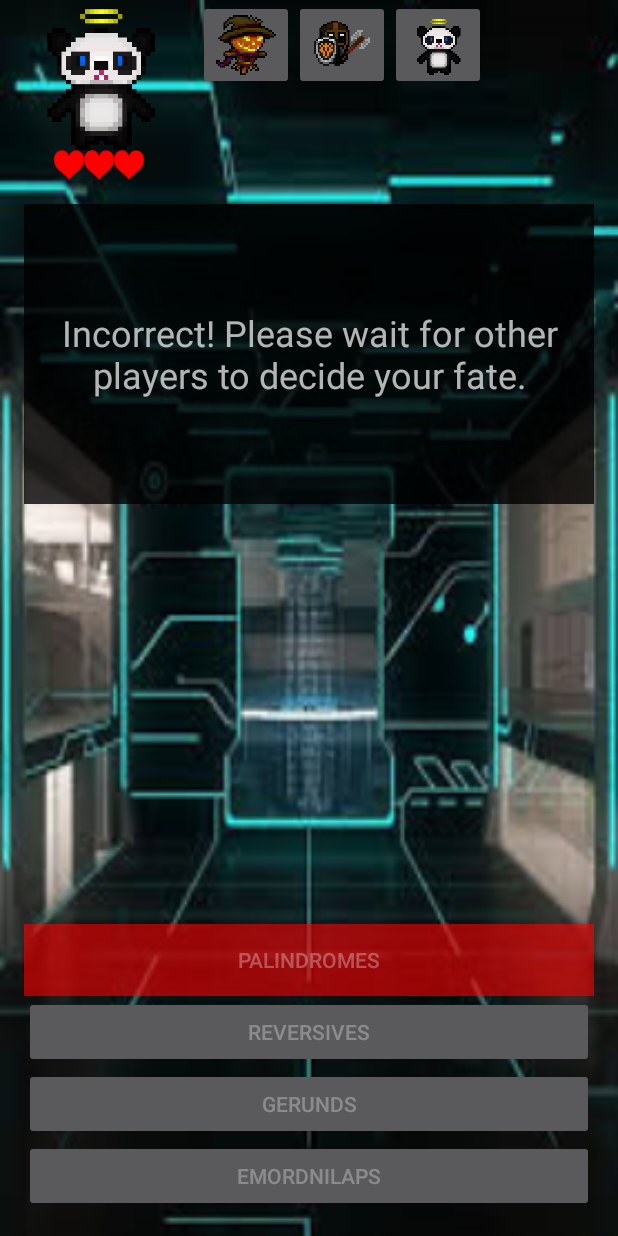
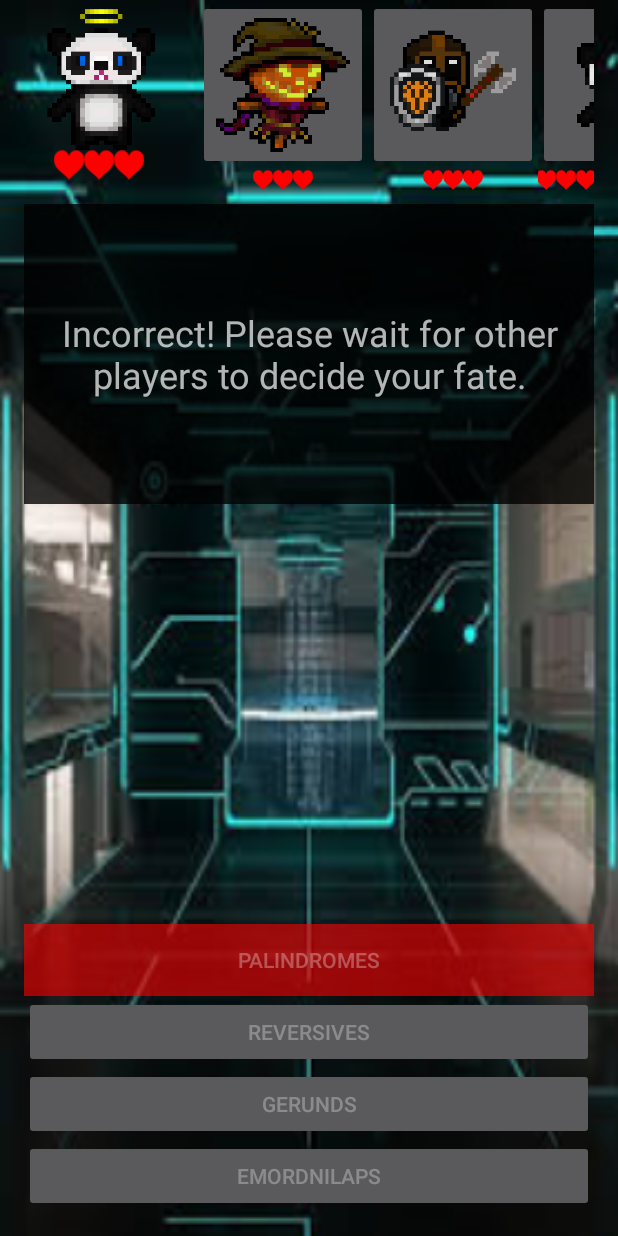
Before and after one commit to cerberus29/Sumultanea, an Android app: the PLAY screen opened directly, with no data from a screen before it, after a tap on "PALINDROMES", on a phone screen of 412 x 824 dp. Run offline under Robolectric (Android 15) with nearby library versions, the phone set to English and light mode, and no system bars.

Commit message:
Added hearts to other players

```diff
--- a/app/src/main/java/com/example/cj/sumultanea/PLAY.java
+++ b/app/src/main/java/com/example/cj/sumultanea/PLAY.java
@@ -10,6 +10,7 @@ import android.os.Bundle;
 import android.util.Log;
 import android.view.Gravity;
 import android.view.View;
+import android.view.ViewGroup;
 import android.view.animation.AlphaAnimation;
 import android.view.animation.Animation;
 import android.view.animation.LinearInterpolator;
@@ -42,7 +43,9 @@ public class PLAY extends AppCompatActivity {
     private MediaPlayer ring;
     private final static int MESSAGE_DURATION_MS = 1500;
     private final static int LONG_MESSAGE_DURATION_MS = 3000;
+    // Animation for when a player looses a life
     private Animation fadeOutAnimation;
+    // This is to keep track of which heart is currently animated (only one at a time), so we can stop the animation later
     private ImageView fadingLifeImg = null;
 
     @Override
@@ -91,24 +94,53 @@ public class PLAY extends AppCompatActivity {
         otherPlayersLayout.removeAllViews();
         // Fill other players row
         for (Player player: otherPlayers) {
+            // Container for player + 3 lives
+            LinearLayout playerAndLivesContainer = new LinearLayout(this);
+            // Vertical, because we want the player on top of the lives
+            playerAndLivesContainer.setOrientation(LinearLayout.VERTICAL);
+
+            // Player image
             ImageButton btn = new ImageButton(this);
-
             // Attach the player data to the button
             btn.setTag(R.id.id_player, player);
-
             // Prepare the button style
-            LinearLayout.LayoutParams lp = new LinearLayout.LayoutParams(LinearLayout.LayoutParams.WRAP_CONTENT, LinearLayout.LayoutParams.WRAP_CONTENT);
             btn.setScaleType(ImageView.ScaleType.CENTER_CROP);
             btn.setImageDrawable(player.animation);
             player.animation.start();
             btn.setAdjustViewBounds(true);
             btn.setEnabled(false);
-            btn.setLayoutParams(lp);
+            btn.setLayoutParams(new LinearLayout.LayoutParams(170, 170));
             btn.setOnClickListener(onClickOtherPlayer);
+            // Add the player button to the vertical container (on top of the lives)
+            playerAndLivesContainer.addView(btn);
 
-            // Add the button to the players row
-            otherPlayersLayout.addView(btn);
+            // Sub-Container for 3 lives (row)
+            LinearLayout livesContainer = new LinearLayout(this);
+            // Horizontal, because we want the hearts lined-up side-by-side
+            livesContainer.setOrientation(LinearLayout.HORIZONTAL);
+            // Center horizontally based on parent container width
+            livesContainer.setLayoutParams(new LinearLayout.LayoutParams(LinearLayout.LayoutParams.MATCH_PARENT, LinearLayout.LayoutParams.WRAP_CONTENT));
+            livesContainer.setGravity(Gravity.CENTER);
+            for (int i=0; i<player.lives; i++) {
+                ImageView lifeImg = new ImageView(this);
+                lifeImg.setImageResource(R.drawable.heart);
+                lifeImg.setLayoutParams(new LinearLayout.LayoutParams(20, 20));
+                lifeImg.setAdjustViewBounds(true);
+                livesContainer.addView(lifeImg);
+            }
+            // Add the lives row to the vertical container (under the player icon)
+            playerAndLivesContainer.addView(livesContainer);
+
+            // Finally, add the player and its lives to the game layout.
+            otherPlayersLayout.addView(playerAndLivesContainer);
         }
+
+        // Prepare an animation object for when we loose a life
+        fadeOutAnimation = new AlphaAnimation(1, 0);
+        fadeOutAnimation.setDuration(MESSAGE_DURATION_MS / 6);
+        fadeOutAnimation.setInterpolator(new LinearInterpolator());
+        fadeOutAnimation.setRepeatCount(Animation.INFINITE);
+        fadeOutAnimation.setRepeatMode(Animation.REVERSE);
 
         // Let's get started!
         quizPool = new QuizPool(this);
@@ -180,18 +212,23 @@ public class PLAY extends AppCompatActivity {
         }
     };
 
-    private void disableAnswerButtons() {
-        for (int i=0; i<answersLayout.getChildCount(); i++) {
-            View v = answersLayout.getChildAt(i);
-            v.setEnabled(false);
+    // Go through a sub-tree of views and call setEnabled on every leaf (views)
+    private void recursiveSetEnabled(boolean enable, ViewGroup vg){
+        for (int i = 0; i < vg.getChildCount(); i++) {
+            View child = vg.getChildAt(i);
+            child.setEnabled(enable);
+            if (child instanceof ViewGroup) {
+                recursiveSetEnabled(enable, (ViewGroup)child);
+            }
         }
     }
 
+    private void disableAnswerButtons() {
+        recursiveSetEnabled(false, answersLayout);
+    }
+
     private void enablePlayersButtons(boolean enabled) {
-        for (int i=0; i<otherPlayersLayout.getChildCount(); i++) {
-            View v = otherPlayersLayout.getChildAt(i);
-            v.setEnabled(enabled);
-        }
+        recursiveSetEnabled(enabled, otherPlayersLayout);
     }
 
     private Runnable waitForYourFate = new Runnable() {
@@ -199,13 +236,6 @@ public class PLAY extends AppCompatActivity {
         public void run() {
             if (random.nextInt(2) == 0) {
                 questionText.setText(R.string.fate_attacked);
-                if (fadeOutAnimation == null) {
-                    fadeOutAnimation = new AlphaAnimation(1, 0);
-                    fadeOutAnimation.setDuration(MESSAGE_DURATION_MS / 6);
-                    fadeOutAnimation.setInterpolator(new LinearInterpolator());
-                    fadeOutAnimation.setRepeatCount(Animation.INFINITE);
-                    fadeOutAnimation.setRepeatMode(Animation.REVERSE);
-                }
                 me.lives--;
                 fadingLifeImg = (ImageView) localPlayerLivesLayout.getChildAt(me.lives);
                 fadingLifeImg.startAnimation(fadeOutAnimation);
@@ -251,13 +281,18 @@ public class PLAY extends AppCompatActivity {
     };
 
     private Player victim = null;
-    private View victim_view = null;
+    private LinearLayout victim_container = null;
     private View.OnClickListener onClickOtherPlayer = new View.OnClickListener() {
         public void onClick(View v) {
             enablePlayersButtons(false);
             // Check which answer correspond that button.
             victim = (Player) v.getTag(R.id.id_player);
-            victim_view = v;
+            // Find the live to animate
+            victim_container = (LinearLayout) v.getParent();
+            LinearLayout livesContainer = (LinearLayout) victim_container.getChildAt(1);
+            // The image we want is at the end of the row
+            fadingLifeImg = (ImageView) livesContainer.getChildAt(livesContainer.getChildCount()-1);
+            fadingLifeImg.startAnimation(fadeOutAnimation);
             String msg_without_player = getResources().getString(R.string.do_attack);
             String msg_with_player = String.format(msg_without_player, victim.name);
             questionText.setText(msg_with_player);
@@ -268,6 +303,11 @@ public class PLAY extends AppCompatActivity {
     private Runnable doAttackOtherPlayer = new Runnable() {
         @Override
         public void run() {
+            // Stop the animation and remove the fading life icon from it's container
+            fadingLifeImg.setVisibility(View.GONE);
+            fadingLifeImg.clearAnimation();
+            LinearLayout livesContainer = (LinearLayout) fadingLifeImg.getParent();
+            livesContainer.removeView(fadingLifeImg);
             if (victim.lives == 1) {
                 String msg_without_victim = getResources().getString(R.string.attack_killed);
                 String msg_with_victim = String.format(msg_without_victim, victim.name);
@@ -283,7 +323,8 @@ public class PLAY extends AppCompatActivity {
     private Runnable doRemovePlayer = new Runnable() {
         @Override
         public void run() {
-            otherPlayersLayout.removeView(victim_view);
+            // Remove the victim's entire layout, including lives and icon containers
+            otherPlayersLayout.removeView(victim_container);
             otherPlayers.remove(victim);
             if (otherPlayers.isEmpty()) {
                 questionText.setText(R.string.game_won);
--- a/app/src/main/res/layout/activity_play.xml
+++ b/app/src/main/res/layout/activity_play.xml
@@ -51,7 +51,7 @@
     <LinearLayout
         android:id="@+id/otherPlayersLayout"
         android:layout_width="0dp"
-        android:layout_height="60dp"
+        android:layout_height="wrap_content"
         android:orientation="horizontal"
         android:layout_marginEnd="16dp"
         app:layout_constraintTop_toTopOf="@+id/localPlayerLayout"
@@ -59,18 +59,38 @@
         app:layout_constraintRight_toRightOf="parent"
         tools:layout_editor_absoluteY="0dp">
 
+        <LinearLayout
+            android:layout_width="wrap_content"
+            android:layout_height="wrap_content"
+            android:orientation="vertical">
             <ImageButton
                 android:layout_width="60dp"
                 android:layout_height="60dp"
                 android:adjustViewBounds="true"
                 android:scaleType="centerCrop"
                 app:srcCompat="@drawable/duel" />
-        <ImageButton
-            android:layout_width="60dp"
-            android:layout_height="60dp"
+            <LinearLayout
+                android:layout_width="match_parent"
+                android:layout_height="wrap_content"
+                android:orientation="horizontal"
+                android:gravity="center">
+                <ImageView
+                    android:layout_width="8dp"
+                    android:layout_height="8dp"
                     android:adjustViewBounds="true"
-            android:scaleType="centerCrop"
-            app:srcCompat="@drawable/duel" />
+                    app:srcCompat="@drawable/heart" />
+                <ImageView
+                    android:layout_width="8dp"
+                    android:layout_height="8dp"
+                    android:adjustViewBounds="true"
+                    app:srcCompat="@drawable/heart" />
+                <ImageView
+                    android:layout_width="8dp"
+                    android:layout_height="8dp"
+                    android:adjustViewBounds="true"
+                    app:srcCompat="@drawable/heart" />
+            </LinearLayout>
+        </LinearLayout>
     </LinearLayout>
 
     <LinearLayout
```
Lines whose indentation alone changed are shown as unchanged.
